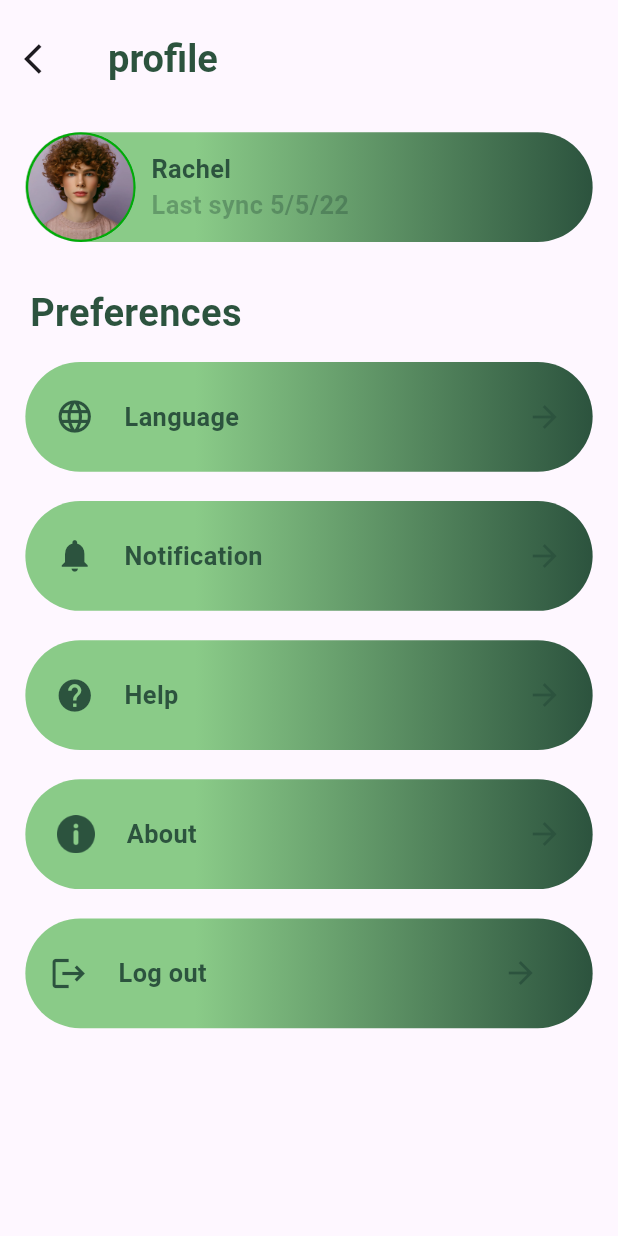
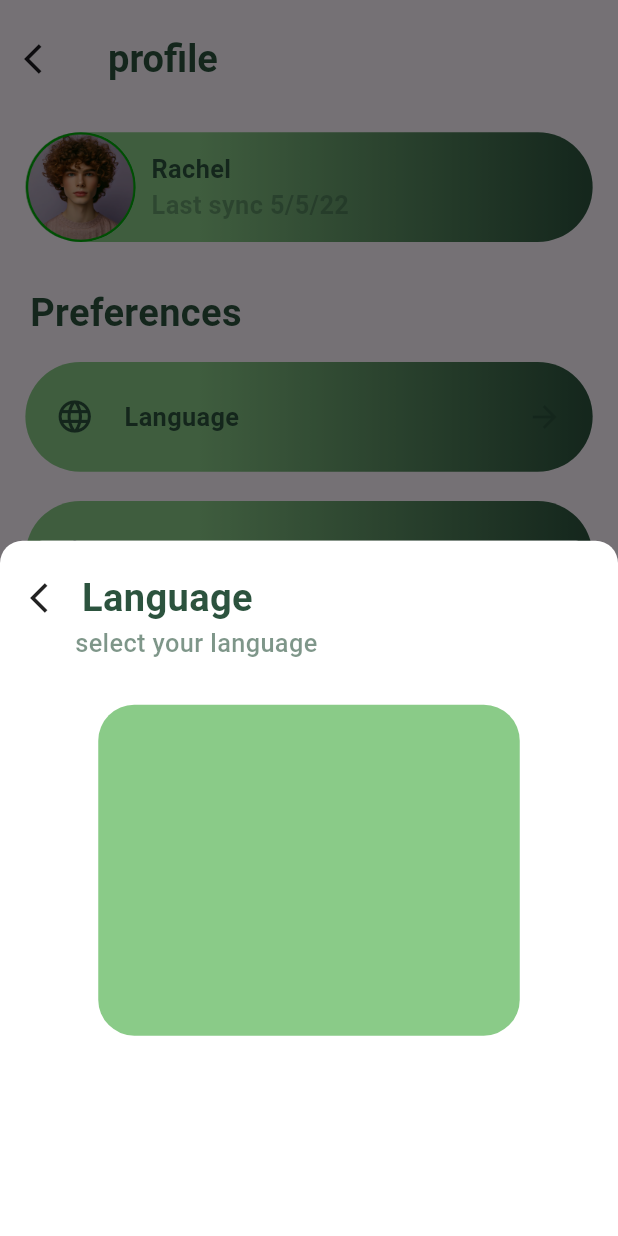
Before and after one commit to mahmoudesh74/t_grow-project, a Flutter app: the Profile screen opened directly, after a tap on "Language", on a phone screen of 412 x 824 dp. Run offline on Flutter 3.47's test engine with Material 3 defaults, Android fonts, the phone set to English and light mode, and no system bars; our stand-ins replace curved_labeled_navigation_bar, curved_navigation_bar, flutter_screenutil, flutter_svg, image_picker; project files that could hold a hidden picture were left out.

Commit message:
size change

```diff
--- a/lib/app/app_colors.dart
+++ b/lib/app/app_colors.dart
@@ -12,6 +12,7 @@ class AppColors{
   static const fColor=Color(0xff00AB07);
   static const aColor=Color(0xff8ACB88);
   static const bColor=Color(0xffDBE2D3);
+  static const lColor=Color(0xff8ACB88);
 
 
 
--- a/lib/presentation/screens/history1/history1.dart
+++ b/lib/presentation/screens/history1/history1.dart
@@ -3,6 +3,8 @@ import 'package:flutter_screenutil/flutter_screenutil.dart';
 import 'package:t_grow/app/app_colors.dart';
 import 'package:t_grow/app/app_images.dart';
 import 'package:t_grow/presentation/screens/home_screen/home_screen.dart';
+
+import '../plant/plant.dart';
 
 class History1 extends StatefulWidget {
   const History1({super.key});
--- a/lib/presentation/screens/loading/loading.dart
+++ b/lib/presentation/screens/loading/loading.dart
@@ -8,7 +8,12 @@ class Loading extends StatelessWidget {
   @override
   Widget build(BuildContext context) {
     return Scaffold(
-      body: Center(child: Image.asset(AppImages.pic2)),
+      appBar: AppBar(
+        actions: const [
+          Icon(Icons.close),
+        ],
+      ),
+      body:Center(child:Image.asset(AppImages.pic19))
     );
   }
 }
--- a/lib/presentation/screens/profile/profile.dart
+++ b/lib/presentation/screens/profile/profile.dart
@@ -1,15 +1,12 @@
+import 'package:flutter/material.dart';
 import 'package:flutter_screenutil/flutter_screenutil.dart';
-import 'package:flutter_svg/flutter_svg.dart';
-import 'package:t_grow/app/app_icons.dart';
+import 'package:t_grow/app/app_images.dart';
 import 'package:t_grow/presentation/screens/about/about.dart';
 import 'package:t_grow/presentation/screens/help/help.dart';
-import 'package:t_grow/presentation/screens/home1/home1.dart';
 import 'package:t_grow/presentation/screens/home_screen/home_screen.dart';
 import 'package:t_grow/presentation/screens/logout/logout.dart';
 import 'package:t_grow/presentation/screens/notification/notification_screen.dart';
 
-import 'package:flutter/material.dart';
-import 'package:t_grow/app/app_images.dart';
 import '../../../app/app_colors.dart';
 
 class Profile extends StatefulWidget {
@@ -32,7 +29,7 @@ class _ProfileState extends State<Profile> {
           },
           icon: const Icon(Icons.arrow_back_ios),
         ),
-        title:  Text(
+        title: Text(
           "profile",
           style: TextStyle(
               fontSize: 24.sp,
@@ -99,7 +96,7 @@ class _ProfileState extends State<Profile> {
               SizedBox(
                 height: 30.h,
               ),
-               Padding(
+              Padding(
                 padding: const EdgeInsets.only(left: 10),
                 child: Align(
                     alignment: AlignmentDirectional.centerStart,
@@ -115,7 +112,69 @@ class _ProfileState extends State<Profile> {
                 height: 15.h,
               ),
               InkWell(
-                onTap: () {},
+                onTap: () {
+                  showModalBottomSheet(
+                      context: context,
+                      builder: (context) {
+                        return Container(
+                          decoration: const BoxDecoration(
+                              color: AppColors.whiteColor,
+                              borderRadius: BorderRadius.only(
+                                  topRight: Radius.circular(15),
+                                  topLeft: Radius.circular(15))),
+                          child: Column(
+                            children: [
+                              Padding(
+                                padding:
+                                    const EdgeInsets.only(top: 20, left: 20),
+                                child: Row(
+                                  children: [
+                                    InkWell(
+                                        onTap: () {
+                                          Navigator.of(context).pop();
+                                        },
+                                        child:
+                                            const Icon(Icons.arrow_back_ios)),
+                                    SizedBox(
+                                      width: 10.w,
+                                    ),
+                                    Text(
+                                      "Language",
+                                      style: TextStyle(
+                                          color: AppColors.greenColor,
+                                          fontSize: 24.sp,
+                                          fontWeight: FontWeight.w700),
+                                    ),
+                                  ],
+                                ),
+                              ),
+                              Align(alignment: AlignmentDirectional.centerStart,
+                                child: Padding(
+                                  padding: const EdgeInsets.only(left: 50,right: 50),
+                                  child: Text(
+                                    "select your language",
+                                    style: TextStyle(
+                                        color: AppColors.greenColor.withOpacity(.61),
+                                        fontSize: 16.sp,
+                                        fontWeight: FontWeight.w500),
+                                  ),
+                                ),
+                              ),
+                              SizedBox(
+                                height: 30.h,
+                              ),
+                              Container(
+                                width: 266.w,
+                                height: 226.h,
+                                decoration: BoxDecoration(
+                                    color: AppColors.lColor,
+                                    borderRadius: BorderRadius.circular(24)),
+                              ),
+                            ],
+                          ),
+                        );
+                      });
+                },
                 child: Container(
                   width: 358.w,
                   height: 75.h,
@@ -125,7 +184,7 @@ class _ProfileState extends State<Profile> {
                           colors: [Color(0xff8ACB88), Color(0xff2C533E)]),
                       color: AppColors.GColor,
                       borderRadius: BorderRadius.circular(50)),
-                  child:  Padding(
+                  child: Padding(
                     padding: const EdgeInsets.only(left: 20),
                     child: Row(
                       children: [
@@ -174,7 +233,7 @@ class _ProfileState extends State<Profile> {
                           colors: [Color(0xff8ACB88), Color(0xff2C533E)]),
                       color: AppColors.GColor,
                       borderRadius: BorderRadius.circular(50)),
-                  child:  Padding(
+                  child: Padding(
                     padding: const EdgeInsets.only(left: 20),
                     child: Row(
                       children: [
@@ -223,7 +282,7 @@ class _ProfileState extends State<Profile> {
                           colors: [Color(0xff8ACB88), Color(0xff2C533E)]),
                       color: AppColors.GColor,
                       borderRadius: BorderRadius.circular(50)),
-                  child:  Padding(
+                  child: Padding(
                     padding: const EdgeInsets.only(left: 20),
                     child: Row(
                       children: [
@@ -282,7 +341,7 @@ class _ProfileState extends State<Profile> {
                           width: 26.w,
                           height: 26.h,
                         ),
-                         Padding(
+                        Padding(
                           padding: const EdgeInsets.only(left: 20),
                           child: Text(
                             "About",
@@ -323,7 +382,7 @@ class _ProfileState extends State<Profile> {
                           colors: [Color(0xff8ACB88), Color(0xff2C533E)]),
                       color: AppColors.GColor,
                       borderRadius: BorderRadius.circular(50)),
-                  child:  Row(
+                  child: Row(
                     children: [
                       const Icon(
                         Icons.logout,
--- a/pubspec.yaml
+++ b/pubspec.yaml
@@ -28,6 +28,11 @@ environment:
 # the latest version available on pub.dev. To see which dependencies have newer
 # versions available, run `flutter pub outdated`.
 dependencies:
+  bloc: ^8.1.3
+
+  flutter_bloc: ^8.1.4
+
+
   flutter_localization: ^0.2.0
   flutter_localizations:
     sdk: flutter
```
Also changed, not shown: pubspec.lock.
